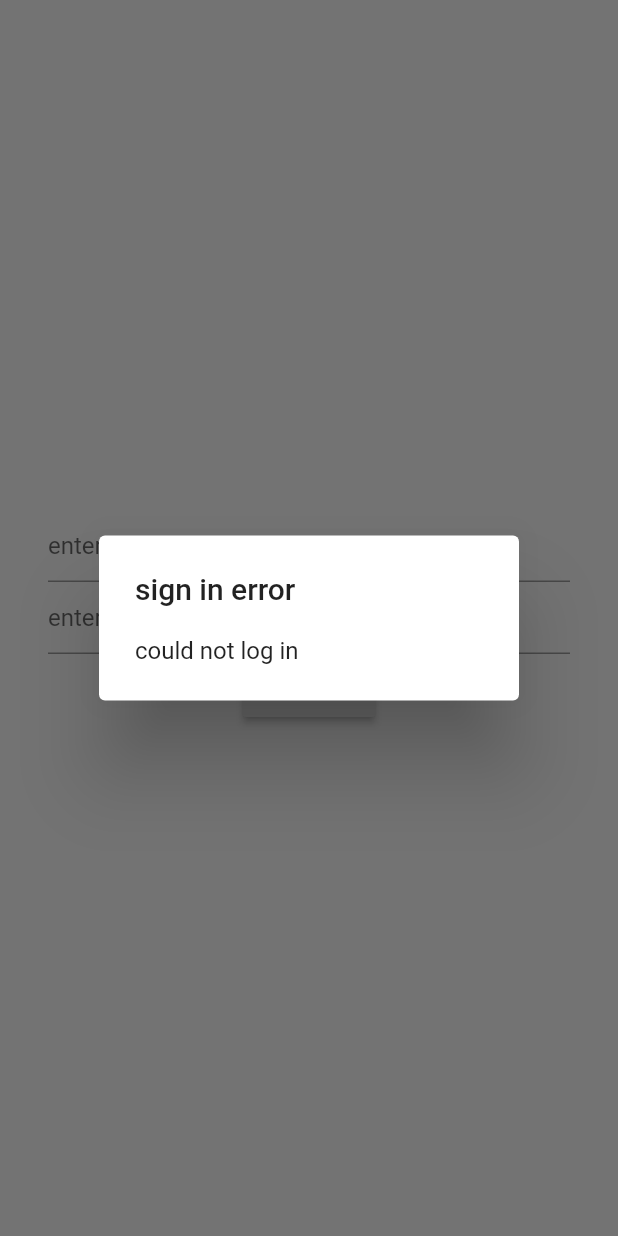
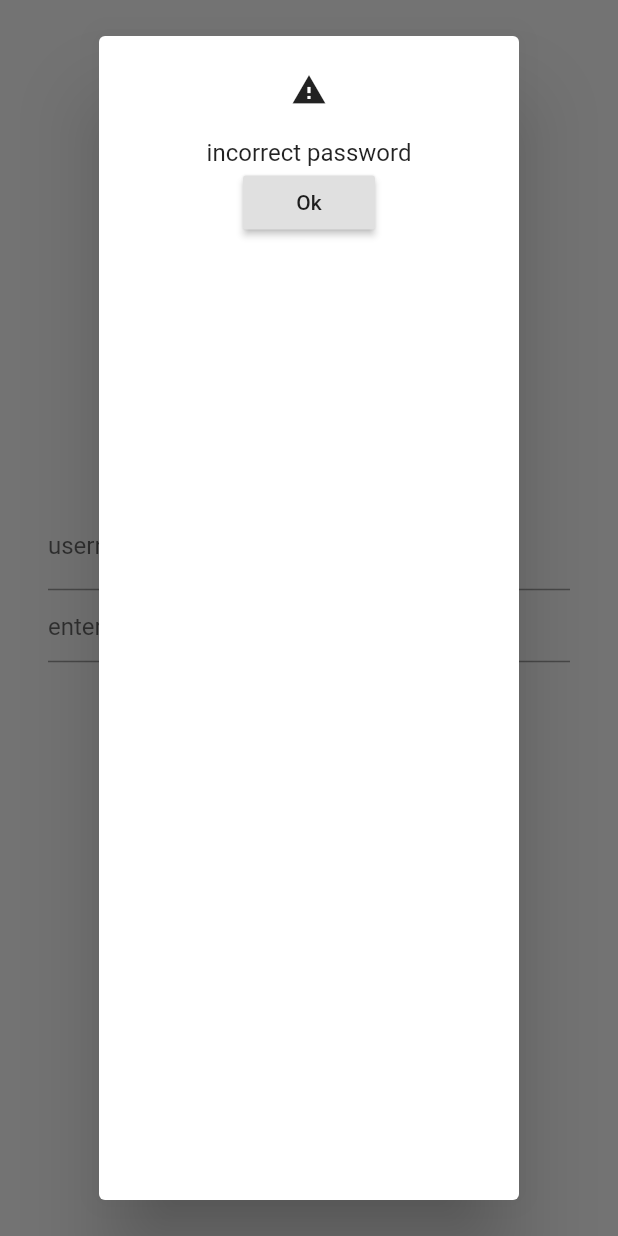
Before and after one commit to dinith72/FlutterApplication, a Flutter app: the Login screen opened by its route, after a tap on "submit", on a phone screen of 412 x 824 dp. Run offline on Flutter 3.47's test engine with Material 2 defaults, Android fonts, the phone set to English and light mode, and no system bars.

Commit message:
addition of the text field and the check box

```diff
--- a/lib/Screnns/login.dart
+++ b/lib/Screnns/login.dart
@@ -13,23 +13,14 @@ class Login extends StatelessWidget{
   String getPassword () => _pw.text;
   String username = "";
 
-//   _onChanged(String val){
-//    setState(){
-//      username = val;
-//    }
-//  }
-//
-//  void _snakBar(String val){
-//    if(val.isEmpty)
-//      return;
-//    else {
-//
-//    }
-//  }
+  _onChanged(String value){
+    print(value);
+  }
 
 
 
   Widget build(BuildContext context) {
+    bool _married = true;
     return new Scaffold(
         body: new Container(
             padding: new EdgeInsets.all(32.0),
@@ -39,26 +30,40 @@ class Login extends StatelessWidget{
                   crossAxisAlignment: CrossAxisAlignment.center,
                   children: <Widget>[
                     new TextField(
-                      controller: _user,
-                      decoration: new InputDecoration(hintText: 'enter username'),
+                      controller: _user, // the text entered is saved here
+                      decoration: new InputDecoration(hintText: 'enter username' , labelText : 'username',), // decorations to the text field
+                      onChanged: (String value){_onChanged(value);} , // action to be triggered when text is changed : text is entered
+                      autocorrect: true, // correct your inputs
 
                     ),
 
                     new TextField( controller: _pw,decoration: new InputDecoration(hintText: 'enter password'), obscureText: true),
+
                     new RaisedButton(onPressed: (){
                       var alert;
 
                       if(_user.text == 'dj' && _pw.text == 'dj') {
                         Navigator.pushNamed(context, '/Home');
                       }else {
-                      alert = new AlertDialog(content: new Text('could not log in'), title: new Text('sign in error'),);
+                        alert = new AlertDialog( // creating the alert dialog
+                            content: new Column( // setting the content
+                              children: <Widget>[
+
+                                new Text('incorrect password'), // text
+                                new RaisedButton(onPressed:(){Navigator.pop(context);}  , child: new Text('Ok'),), // on click button to close when it is pressed
+                              ],
+                            ),
+
+                            title: new Icon(Icons.warning) // title of the alert button is set an icon
+                        );
                         Navigator.pushNamed(context, '/Login');
                       }
                       if(alert != null) {
-                        showDialog(context: context, child: alert);
+                        showDialog(context: context, child: alert); // code to display the alert button
                       }
                     } ,
                       child: new Text('submit'),)
+
                   ],
 
                 )
```
Also changed, not shown: lib/Screnns/Settings.dart (+6 -1 lines), lib/main.dart (+33 -3 lines).
